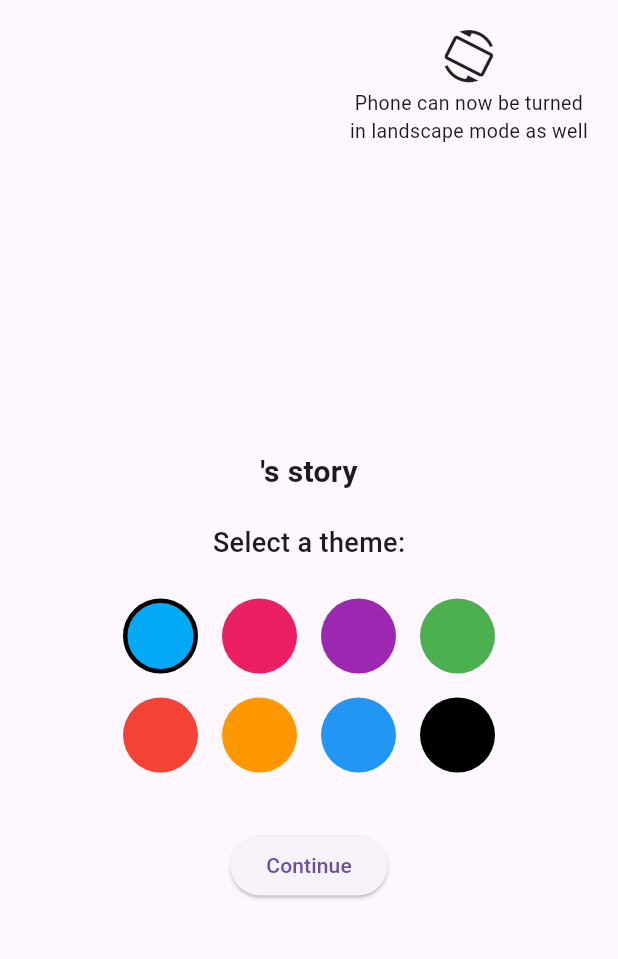
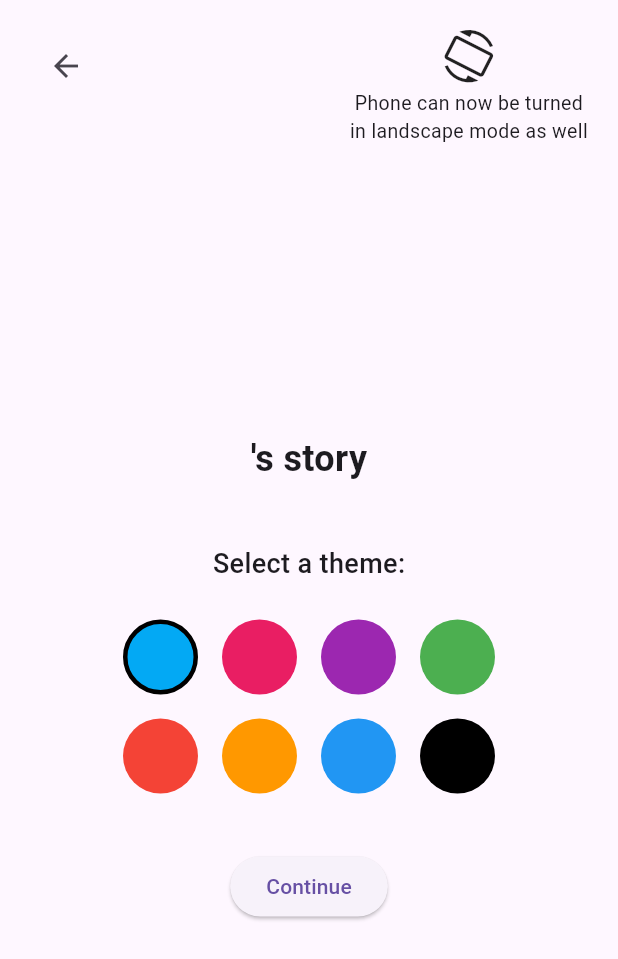
Before and after one commit to unearthcreator/barnbok2, a Flutter app: the FirstTimelineScreen screen opened directly with empty values, on a phone screen of 412 x 824 dp. Shown: the top 959 px of the screen. Run offline on Flutter 3.47's test engine with Material 3 defaults, Android fonts, the phone set to English and light mode, and no system bars; our stand-ins replace hive, hive_flutter, image_cropper, image_picker, logger, shared_preferences; accounts and stored records are empty.

Commit message:
First time timeline looking good now

```diff
--- a/lib/features/timeline_screens/first_time_timeline_screen.dart
+++ b/lib/features/timeline_screens/first_time_timeline_screen.dart
@@ -56,12 +56,19 @@ class _FirstTimelineScreenState extends State<FirstTimelineScreen> with SingleTi
       body: SafeArea(
         child: Padding(
           padding: const EdgeInsets.all(20.0),
-          child: Column(
-            crossAxisAlignment: CrossAxisAlignment.stretch,
+          child: Stack(
             children: [
+              Align(
+                alignment: Alignment.topLeft,
+                child: IconButton(
+                  icon: const Icon(Icons.arrow_back),
+                  onPressed: () => Navigator.pop(context),
+                ),
+              ),
               Align(
                 alignment: Alignment.topRight,
                 child: Column(
+                  mainAxisSize: MainAxisSize.min,
                   children: [
                     RotationTransition(
                       turns: _controller,
@@ -76,18 +83,19 @@ class _FirstTimelineScreenState extends State<FirstTimelineScreen> with SingleTi
                   ],
                 ),
               ),
-              Expanded(
-                child: Column(
+              Column(
                 mainAxisAlignment: isLandscape
                     ? MainAxisAlignment.center
                     : MainAxisAlignment.center,
+                crossAxisAlignment: CrossAxisAlignment.center,
                 children: [
+                  SizedBox(height: isLandscape ? 20 : 80),
                   Text(
                     "${widget.cardInfo.surname}'s story",
                     textAlign: TextAlign.center,
-                      style: const TextStyle(fontSize: 20, fontWeight: FontWeight.bold),
+                    style: TextStyle(fontSize: isLandscape ? 26 : 24, fontWeight: FontWeight.bold),
                   ),
-                    const SizedBox(height: 20),
+                  SizedBox(height: isLandscape ? 10 : 40),
                   const Text(
                     'Select a theme:',
                     style: TextStyle(fontSize: 18, fontWeight: FontWeight.w500),
@@ -120,12 +128,20 @@ class _FirstTimelineScreenState extends State<FirstTimelineScreen> with SingleTi
                         );
                       }).toList(),
                     ),
-                    const SizedBox(height: 30),
+                  if (!isLandscape) const SizedBox(height: 30),
+                  if (!isLandscape)
                     ElevatedButton(
                       onPressed: () => _completeTutorialAndContinue(context),
                       child: const Text('Continue'),
                     ),
                 ],
+              ),
+              if (isLandscape)
+                Align(
+                  alignment: Alignment.bottomRight,
+                  child: ElevatedButton(
+                    onPressed: () => _completeTutorialAndContinue(context),
+                    child: const Text('Continue'),
                   ),
                 ),
             ],
```
Lines whose indentation alone changed are shown as unchanged.
